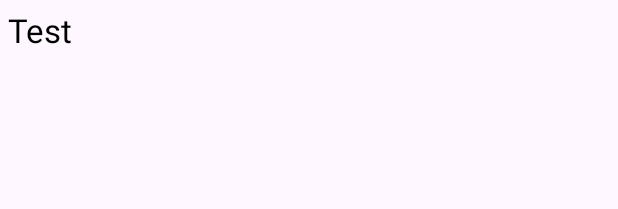
After one commit to akgullberk/PinPoint-Android-Java, an Android app: the layout recycler_row.xml on its own in the app's theme, with its tools: preview values and no code run, on a phone screen of 412 x 824 dp. The commit adds this screen. Shown: the top 209 px of the screen. Run offline under Robolectric (Android 15) with nearby library versions, the phone set to English and light mode, and no system bars.

Commit message:
User Interface

```diff
--- a/app/build.gradle
+++ b/app/build.gradle
@@ -38,6 +38,7 @@ dependencies {
     implementation 'com.google.android.material:material:1.12.0'
     implementation 'androidx.constraintlayout:constraintlayout:2.1.4'
     implementation 'com.google.android.gms:play-services-maps:18.1.0'
+    implementation libs.activity
     testImplementation 'junit:junit:4.13.2'
     androidTestImplementation 'androidx.test.ext:junit:1.1.5'
     androidTestImplementation 'androidx.test.espresso:espresso-core:3.5.1'
--- /dev/null
+++ b/app/src/main/res/layout/recycler_row.xml
@@ -0,0 +1,20 @@
+<?xml version="1.0" encoding="utf-8"?>
+<LinearLayout xmlns:android="http://schemas.android.com/apk/res/android"
+    android:layout_width="match_parent"
+    android:layout_height="wrap_content"
+    android:orientation="vertical"
+
+    >
+
+    <TextView
+        android:id="@+id/recyclerViewTextView"
+        android:layout_width="match_parent"
+        android:layout_height="wrap_content"
+        android:text="Test"
+        android:textSize="22sp"
+        android:textColor="@color/black"
+        android:layout_margin="5dp">
+
+    </TextView>
+
+</LinearLayout>
--- /dev/null
+++ b/app/src/main/res/menu/travel_menu.xml
@@ -0,0 +1,5 @@
+<?xml version="1.0" encoding="utf-8"?>
+<menu xmlns:android="http://schemas.android.com/apk/res/android">
+    <item android:id="@+id/add_place" android:title="Add Place"></item>
+
+</menu>
--- a/app/src/main/res/values/themes.xml
+++ b/app/src/main/res/values/themes.xml
@@ -1,6 +1,6 @@
 <resources xmlns:tools="http://schemas.android.com/tools">
     <!-- Base application theme. -->
-    <style name="Base.Theme.PinPoint" parent="Theme.Material3.DayNight.NoActionBar">
+    <style name="Base.Theme.PinPoint" parent="Theme.Material3.DayNight">
         <!-- Customize your light theme here. -->
         <!-- <item name="colorPrimary">@color/my_light_primary</item> -->
     </style>
```
Also changed, not shown: app/src/main/AndroidManifest.xml (+9 -4 lines), app/src/main/java/com/example/pinpoint/MainActivity.java (added, +45 -0 lines), app/src/main/res/layout/activity_main.xml (added, +20 -0 lines), app/src/main/res/layout/activity_maps.xml (+62 -5 lines), gradle/libs.versions.toml (added, +21 -0 lines).
